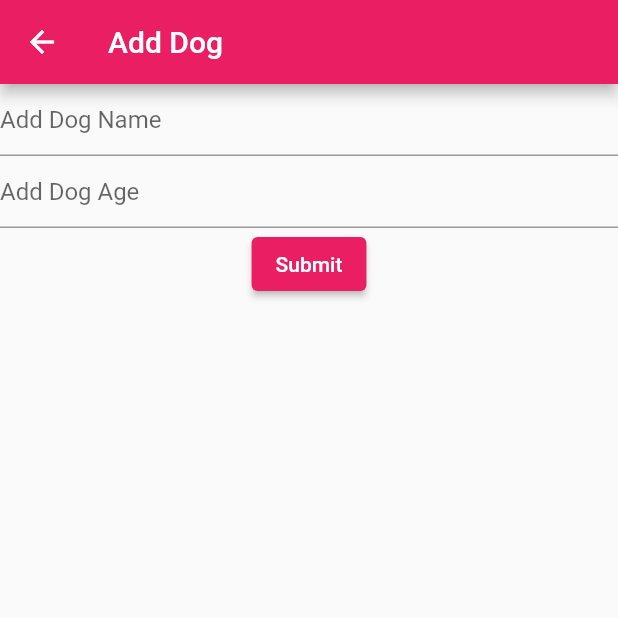
After one commit to Edyl07/flutter_demo, a Flutter app: the screen it shows after launch, after a tap on the "add" icon, on a phone screen of 412 x 824 dp, the top half of it. The commit adds this screen. Run offline on Flutter 3.47's test engine with Material 2 defaults, Android fonts, the phone set to English and light mode, and no system bars; our stand-ins replace get, get_storage, hive, hive_flutter, shared_preferences, sqflite; accounts and stored records are empty.

Commit message:
Locale Database (SQLite Database)

```diff
--- /dev/null
+++ b/lib/db/database_helper.dart
@@ -0,0 +1,76 @@
+import 'package:flutter_demo/models/dog.dart';
+import 'package:sqflite/sqflite.dart';
+import 'package:path/path.dart';
+
+
+class DatabaseHandler {
+  Future<Database> initializeDB() async {
+    String path = await getDatabasesPath();
+    return openDatabase(
+      join(path, 'doggie_database.db'),
+      onCreate: (database, version) async {
+        await database.execute(
+          'CREATE TABLE dogs(id INTEGER PRIMARY KEY, name TEXT, age INTEGER)',
+        );
+      },
+      version: 1,
+    );
+  }
+
+  // Define a function that inserts dogs into the database
+  Future<void> insertDog(Dog dog) async {
+    // Get a reference to the database.
+    final db = await initializeDB();
+
+    // Insert the Dog into the correct table. You might also specify the
+    // `conflictAlgorithm` to use in case the same dog is inserted twice.
+    //
+    // In this case, replace any previous data.
+    await db.insert(
+      'dogs',
+      dog.toMap(),
+      conflictAlgorithm: ConflictAlgorithm.replace,
+    );
+  }
+
+  // A method that retrieves all the dogs from the dogs table.
+  Future<List<Dog>> dogs() async {
+    // Get a reference to the database.
+    final db = await initializeDB();
+
+    // Query the table for all The Dogs.
+    final List<Map<String, dynamic>> queryResult = await db.query('dogs');
+
+    // Convert the List<Map<String, dynamic> into a List<Dog>.
+    return queryResult.map((e) => Dog.fromMap(e)).toList();
+  }
+
+  Future<void> updateDog(Dog dog) async {
+    // Get a reference to the database.
+    final db = await initializeDB();
+
+    // Update the given Dog.
+    await db.update(
+      'dogs',
+      dog.toMap(),
+      // Ensure that the Dog has a matching id.
+      where: 'id = ?',
+      // Pass the Dog's id as a whereArg to prevent SQL injection.
+      whereArgs: [dog.id],
+    );
+  }
+
+  Future<void> deleteDog(int id) async {
+    // Get a reference to the database.
+    final db = await initializeDB();
+
+    // Remove the Dog from the database.
+    await db.delete(
+      'dogs',
+      // Use a `where` clause to delete a specific dog.
+      where: 'id = ?',
+      // Pass the Dog's id as a whereArg to prevent SQL injection.
+      whereArgs: [id],
+    );
+  }
+}
--- /dev/null
+++ b/lib/models/dog.dart
@@ -0,0 +1,33 @@
+class Dog {
+  final int id;
+  final String name;
+  final int age;
+
+  Dog({
+    required this.id,
+    required this.name,
+    required this.age,
+  });
+
+// Convert a Dog into a Map. The keys must correspond to the names of the
+// columns in the database.
+  Map<String, dynamic> toMap() {
+    return {
+      'id': id,
+      'name': name,
+      'age': age,
+    };
+  }
+
+  Dog.fromMap(Map<String, dynamic> res)
+      : id = res["id"],
+        name = res["name"],
+        age = res["age"];
+
+// Implement toString to make it easier to see information about
+// each dog when using the print statement.
+  @override
+  String toString() {
+    return 'Dog{id: $id, name: $name, age: $age}';
+  }
+}
--- /dev/null
+++ b/lib/screens/dog/add_dog_screen.dart
@@ -0,0 +1,79 @@
+import 'dart:math';
+
+import 'package:flutter/material.dart';
+import 'package:flutter_demo/db/database_helper.dart';
+import 'package:flutter_demo/models/dog.dart';
+class AddDogScreen extends StatefulWidget {
+  const AddDogScreen({Key? key}) : super(key: key);
+
+  @override
+  _AddDogScreenState createState() => _AddDogScreenState();
+}
+
+class _AddDogScreenState extends State<AddDogScreen> {
+  final _formKey = GlobalKey<FormState>();
+  String name = "";
+  String age = "";
+
+  @override
+  Widget build(BuildContext context) {
+    return Scaffold(
+      appBar: AppBar(
+        title: const Text('Add Dog'),
+      ),
+      body: Form(
+        key: _formKey,
+        child: Column(
+          children: <Widget>[
+            TextFormField(
+              // The validator receives the text that the user has entered.
+              validator: (value) {
+                if (value == null || value.isEmpty) {
+                  return 'Please enter some text';
+                }
+                return null;
+              },
+              decoration: const InputDecoration(hintText: 'Add Dog Name'),
+              onChanged: (value) {
+                setState(() {
+                  name = value;
+                });
+              },
+            ),
+            TextFormField(
+              validator: (value) {
+                if (value == null || value.isEmpty) {
+                  return 'Please enter some text';
+                }
+                return null;
+              },
+              decoration: const InputDecoration(hintText: 'Add Dog Age'),
+              onChanged: (value) {
+                setState(() {
+                  age = value;
+                });
+              },
+            ),
+            ElevatedButton(
+              onPressed: () async {
+                // Validate returns true if the form is valid, or false otherwise.
+                if (_formKey.currentState!.validate()) {
+                  await DatabaseHandler().insertDog(Dog(
+                      name: name,
+                      age: int.parse(age),
+                      id: Random().nextInt(50)));
+                  Navigator.of(context).pop();
+                } else {
+                  ScaffoldMessenger.of(context).showSnackBar(
+                    const SnackBar(content: Text('Processing Data')),
+                  );
+                }
+              },
+              child: const Text('Submit'),
+            ),
+          ],
+        ),
+      ),
+    );
+  }
+}
--- /dev/null
+++ b/lib/screens/dog/dog_list_screen.dart
@@ -0,0 +1,101 @@
+import 'package:flutter/material.dart';
+import 'package:flutter_demo/db/database_helper.dart';
+import 'package:flutter_demo/models/dog.dart';
+import 'add_dog_screen.dart';
+
+class DogsListScreen extends StatefulWidget {
+  const DogsListScreen({Key? key}) : super(key: key);
+
+  @override
+  State<DogsListScreen> createState() => _DogsListScreenState();
+}
+
+class _DogsListScreenState extends State<DogsListScreen> {
+  late DatabaseHandler handler;
+  late Future<List<Dog>> _dogs;
+
+  @override
+  void initState() {
+    super.initState();
+    handler = DatabaseHandler();
+    handler.initializeDB().whenComplete(() async {
+      setState(() {
+        _dogs = getList();
+      });
+    });
+  }
+
+  Future<List<Dog>> getList() async {
+    return await handler.dogs();
+  }
+
+  Future<void> _onRefresh() async {
+    setState(() {
+      _dogs = getList();
+    });
+  }
+
+  @override
+  Widget build(BuildContext context) {
+    return Scaffold(
+      appBar: AppBar(
+        title: const Text('Sqlite Example'),
+      ),
+      body: FutureBuilder<List<Dog>>(
+          future: _dogs,
+          builder: (BuildContext context, AsyncSnapshot<List<Dog>> snapshot) {
+            if (snapshot.connectionState == ConnectionState.waiting) {
+              return const Center(
+                child: CircularProgressIndicator(),
+              );
+            } else if (snapshot.hasError) {
+              return Text('Error: ${snapshot.error}');
+            } else {
+              final items = snapshot.data ?? <Dog>[];
+              return Scrollbar(
+                child: RefreshIndicator(
+                    onRefresh: _onRefresh,
+                    child: ListView.builder(
+                      itemCount: items.length,
+                      itemBuilder: (BuildContext context, int index) {
+                        return Dismissible(
+                          direction: DismissDirection.endToStart,
+                          background: Container(
+                            color: Colors.red,
+                            alignment: Alignment.centerRight,
+                            padding:
+                                const EdgeInsets.symmetric(horizontal: 10.0),
+                            child: const Icon(Icons.delete_forever),
+                          ),
+                          key: ValueKey<int>(items[index].id),
+                          onDismissed: (DismissDirection direction) async {
+                            await handler.deleteDog(items[index].id);
+                            setState(() {
+                              items.remove(items[index]);
+                            });
+                          },
+                          child: Card(
+                              child: ListTile(
+                            contentPadding: const EdgeInsets.all(8.0),
+                            title: Text(items[index].name),
+                            subtitle: Text(items[index].age.toString()),
+                          )),
+                        );
+                      },
+                    )),
+              );
+            }
+          }),
+      floatingActionButton: FloatingActionButton(
+        onPressed: () {
+          Navigator.push(
+            context,
+            MaterialPageRoute(builder: (context) => const AddDogScreen()),
+          );
+        },
+        child: const Icon(Icons.add),
+        backgroundColor: Theme.of(context).backgroundColor,
+      ),
+    );
+  }
+}
--- a/pubspec.yaml
+++ b/pubspec.yaml
@@ -37,9 +37,13 @@ dependencies:
   get_storage: ^2.0.3
   shared_preferences: ^2.0.11
   get: ^4.6.1
+  path: ^1.8.0
 
   hive: ^2.0.5
   hive_flutter: ^1.1.0
+  sqflite: ^2.0.2
+
+
 
 
 dev_dependencies:
```
Also changed, not shown: lib/main.dart (+23 -21 lines), pubspec.lock.
